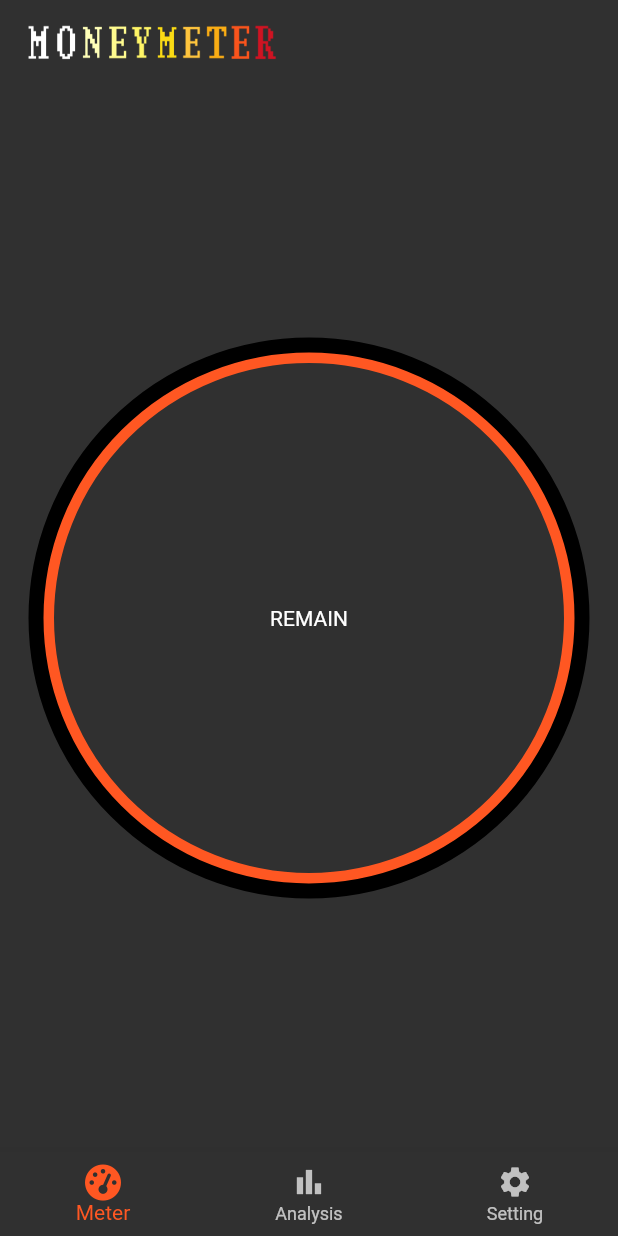
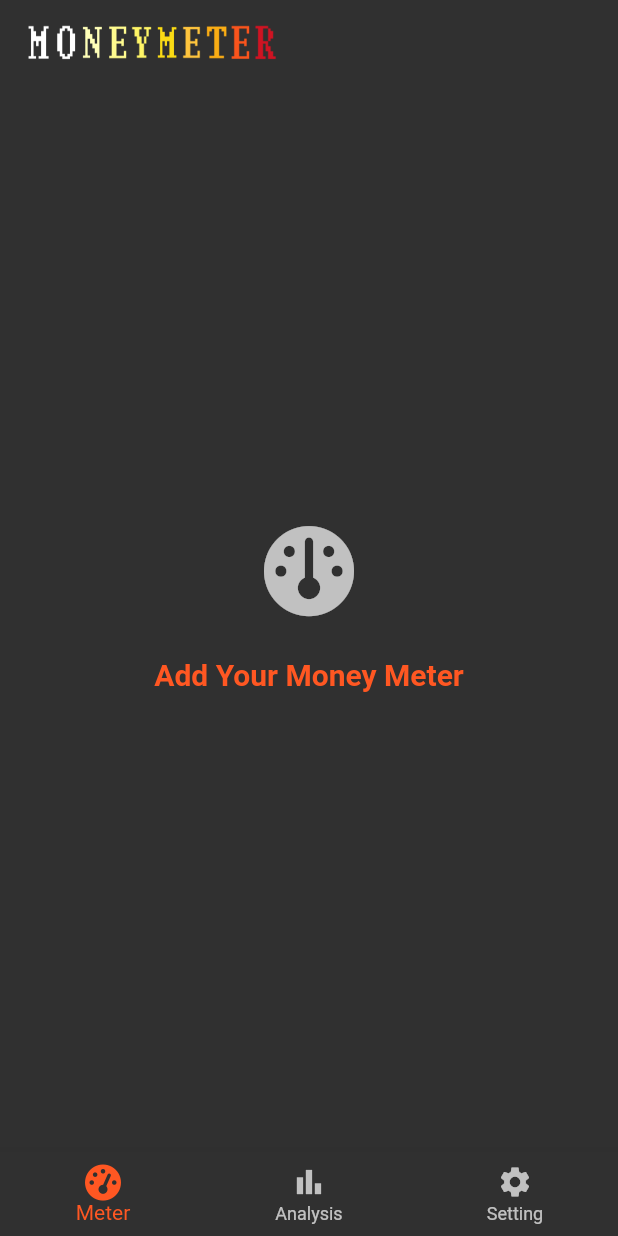
Before and after one commit to kolbe-ryo/budget_scouter, a Flutter app: the screen it shows after launch, on a phone screen of 412 x 824 dp. Run offline on Flutter 3.47's test engine with Material 2 defaults, Android fonts, the phone set to English and light mode, and no system bars; drawn by our look-alikes of pie_chart; our stand-ins replace flutter_riverpod, font_awesome_flutter, freezed_annotation, shared_preferences; generated files the repository leaves out were written again.

Commit message:
input related widgets

```diff
--- a/lib/constant/style.dart
+++ b/lib/constant/style.dart
@@ -3,10 +3,22 @@ import 'package:flutter/material.dart';
 
 const kSpacing = 16.0;
 
+const kTextStylePrimary = TextStyle(
+  color: kThemeColor,
+  fontSize: 20,
+  fontWeight: FontWeight.w600,
+);
+
 const kTextStyleSecondary = TextStyle(
   color: kDarkTextColor,
-  fontSize: 12,
+  fontSize: 14,
   fontWeight: FontWeight.w600,
+);
+
+const kTextStyleHint = TextStyle(
+  color: kDarkTextColor,
+  fontSize: 14,
+  fontWeight: FontWeight.w300,
 );
 
 const kThemeColor = Colors.deepOrange;
--- a/lib/l10n/app_en.arb
+++ b/lib/l10n/app_en.arb
@@ -4,5 +4,5 @@
   "meter": "Meter",
   "analysis": "Analysis",
   "setting": "Setting",
-  "additionalMeter": "Add Meter"
+  "additionalMeter": "Add Your Money Meter"
 }
--- a/lib/l10n/app_ja.arb
+++ b/lib/l10n/app_ja.arb
@@ -3,5 +3,5 @@
   "meter": "メーター",
   "analysis": "分析",
   "setting": "設定",
-  "additionalMeter": "メーター追加"
+  "additionalMeter": "メーターを追加"
 }
--- /dev/null
+++ b/lib/view/common/app_bar.dart
@@ -0,0 +1,13 @@
+import 'package:budget_scouter/constant/style.dart';
+import 'package:budget_scouter/view/common/logo_image.dart';
+import 'package:flutter/material.dart';
+
+class CustomAppBar extends AppBar {
+  CustomAppBar({Key? key}) : super(key: key);
+
+  static AppBar get appBar => AppBar(
+        title: const LogoImage(),
+        backgroundColor: kDarkBackColor,
+        elevation: 0,
+      );
+}
--- a/lib/view/modal/money_management_modal.dart
+++ /dev/null
@@ -1 +0,0 @@
-class MoneyManagementModal {}
--- a/lib/view/money_meter/money_meter.dart
+++ b/lib/view/money_meter/money_meter.dart
@@ -16,7 +16,7 @@ class MoneyMeter extends MoneyMeterAbstract {
 
   @override
   Widget? innerTextWidget() {
-    if (!moneyMeterModel.hasdata) {
+    if (moneyMeterModel.hasdata) {
       return const Text('REMAIN');
     }
     return null;
@@ -24,7 +24,7 @@ class MoneyMeter extends MoneyMeterAbstract {
 
   @override
   List<Widget> meterWidgets() {
-    if (!moneyMeterModel.hasdata) {
+    if (moneyMeterModel.hasdata) {
       return [
         const MeterWidget(inOutCircle: MeterInOutEnum.outer, meterRadius: MeterRadiusEnum.largeInner),
         const MeterWidget(inOutCircle: MeterInOutEnum.inner, meterRadius: MeterRadiusEnum.largeOuter),
--- a/lib/view/money_meter/money_meter_additional_widget.dart
+++ b/lib/view/money_meter/money_meter_additional_widget.dart
@@ -1,5 +1,6 @@
 // Flutter imports:
 import 'package:budget_scouter/constant/style.dart';
+import 'package:budget_scouter/view/modal/money_meter_initital_setting_modal.dart';
 import 'package:flutter/material.dart';
 import 'package:font_awesome_flutter/font_awesome_flutter.dart';
 import 'package:flutter_gen/gen_l10n/app_localizations.dart';
@@ -14,13 +15,21 @@ class MoneyMeterAdditionalWidget extends StatelessWidget {
       children: [
         const FaIcon(
           FontAwesomeIcons.gauge,
-          color: kThemeColor,
+          color: kDarkTextColor,
           size: 60,
         ),
         const SizedBox(height: kSpacing),
-        Text(
-          AppLocalizations.of(context)!.additionalMeter,
-          style: kTextStyleSecondary,
+        TextButton(
+          child: Text(
+            AppLocalizations.of(context)!.additionalMeter,
+            style: kTextStylePrimary,
+          ),
+          onPressed: () => Navigator.of(context).push(
+            MaterialPageRoute(
+              builder: ((context) => const MoneyMeterInitialSettingModal()),
+              fullscreenDialog: true,
+            ),
+          ),
         ),
       ],
     );
--- a/lib/view/page/top_page.dart
+++ b/lib/view/page/top_page.dart
@@ -1,4 +1,5 @@
 // Flutter imports:
+import 'package:budget_scouter/view/common/app_bar.dart';
 import 'package:budget_scouter/view/common/logo_image.dart';
 import 'package:flutter/material.dart';
 
@@ -18,11 +19,7 @@ class TopPage extends ConsumerWidget {
   Widget build(BuildContext context, WidgetRef ref) {
     final pageIndex = ref.watch(bottomNavigtionIndex);
     return Scaffold(
-      appBar: AppBar(
-        title: const LogoImage(),
-        backgroundColor: kDarkBackColor,
-        elevation: 0,
-      ),
+      appBar: CustomAppBar.appBar,
       body: Padding(
         padding: const EdgeInsets.all(kSpacing),
         child: BottomNavigationBarEnum.values.map((item) => item.page()).toList()[pageIndex],
```
Also changed, not shown: lib/enum/currency_data_enum.dart (added, +42 -0 lines), lib/view/common/currency_select_tile.dart (added, +36 -0 lines), lib/view/common/input_tile.dart (added, +43 -0 lines), lib/view/common/selected_icon_button.dart (added, +36 -0 lines), lib/view/modal/money_meter_initital_setting_modal.dart (added, +34 -0 lines).
